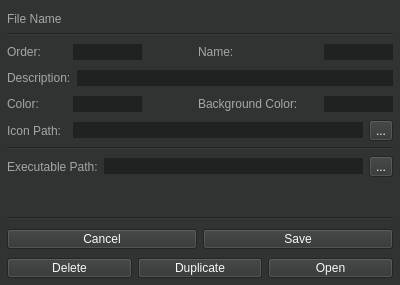
Old version of the form interface/option.ui in the repository qforquesadilla/outpost.
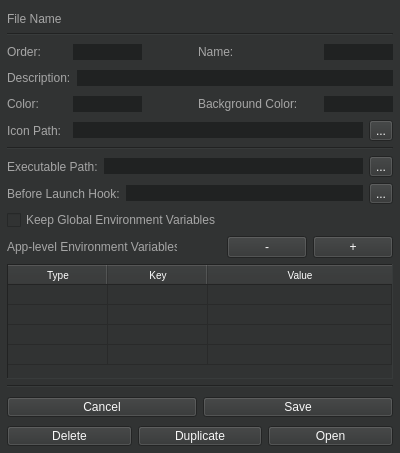
New version of the form.

Commit message: Add button commands and update interface

The edit to the form file:
```diff
--- a/interface/option.ui
+++ b/interface/option.ui
@@ -10,7 +10,7 @@
     <x>0</x>
     <y>0</y>
     <width>400</width>
-    <height>285</height>
+    <height>453</height>
    </rect>
   </property>
   <property name="minimumSize">
@@ -433,17 +433,296 @@
     </layout>
    </item>
    <item>
-    <spacer name="verticalSpacer">
-     <property name="orientation">
-      <enum>Qt::Vertical</enum>
+    <layout class="QHBoxLayout" name="beforeLaunchHookHBL">
+     <property name="spacing">
+      <number>6</number>
      </property>
-     <property name="sizeHint" stdset="0">
-      <size>
-       <width>20</width>
-       <height>40</height>
-      </size>
+     <item>
+      <widget class="QLabel" name="beforeLaunchHookL">
+       <property name="minimumSize">
+        <size>
+         <width>60</width>
+         <height>0</height>
+        </size>
+       </property>
+       <property name="layoutDirection">
+        <enum>Qt::RightToLeft</enum>
+       </property>
+       <property name="styleSheet">
+        <string notr="true">color: #a6a6a6;</string>
+       </property>
+       <property name="text">
+        <string>Before Launch Hook:</string>
+       </property>
+      </widget>
+     </item>
+     <item>
+      <widget class="QLineEdit" name="beforeLaunchHookLE">
+       <property name="styleSheet">
+        <string notr="true">background-color: #202222; color: #FFFFFF; selection-background-color:  #FFFFFF; selection-color: #202222</string>
+       </property>
+       <property name="text">
+        <string/>
+       </property>
+       <property name="frame">
+        <bool>false</bool>
+       </property>
+      </widget>
+     </item>
+     <item>
+      <widget class="QToolButton" name="beforeLaunchHookTB">
+       <property name="styleSheet">
+        <string notr="true">background-color: #313333; color: #f8f8f8;</string>
+       </property>
+       <property name="text">
+        <string>...</string>
+       </property>
+      </widget>
+     </item>
+    </layout>
+   </item>
+   <item>
+    <layout class="QHBoxLayout" name="keepOriginalEnvironHBL">
+     <property name="spacing">
+      <number>6</number>
      </property>
-    </spacer>
+     <item>
+      <widget class="QCheckBox" name="keepOriginalEnvironCB">
+       <property name="minimumSize">
+        <size>
+         <width>0</width>
+         <height>20</height>
+        </size>
+       </property>
+       <property name="styleSheet">
+        <string notr="true">color: #a6a6a6;</string>
+       </property>
+       <property name="text">
+        <string>Keep Global Environment Variables</string>
+       </property>
+      </widget>
+     </item>
+    </layout>
+   </item>
+   <item>
+    <layout class="QVBoxLayout" name="settingEnvironVBL" stretch="0,1">
+     <item>
+      <layout class="QHBoxLayout" name="settingEnvironHBL">
+       <property name="spacing">
+        <number>6</number>
+       </property>
+       <item>
+        <widget class="QLabel" name="settingEnvironL">
+         <property name="minimumSize">
+          <size>
+           <width>60</width>
+           <height>20</height>
+          </size>
+         </property>
+         <property name="layoutDirection">
+          <enum>Qt::RightToLeft</enum>
+         </property>
+         <property name="styleSheet">
+          <string notr="true">color: #a6a6a6;</string>
+         </property>
+         <property name="text">
+          <string>App-level Environment Variables:</string>
+         </property>
+        </widget>
+       </item>
+       <item>
+        <spacer name="settingEnvironS">
+         <property name="orientation">
+          <enum>Qt::Horizontal</enum>
+         </property>
+         <property name="sizeHint" stdset="0">
+          <size>
+           <width>50</width>
+           <height>20</height>
+          </size>
+         </property>
+        </spacer>
+       </item>
+       <item>
+        <widget class="QPushButton" name="settingEnvironAddPB">
+         <property name="minimumSize">
+          <size>
+           <width>0</width>
+           <height>0</height>
+          </size>
+         </property>
+         <property name="maximumSize">
+          <size>
+           <width>16777215</width>
+           <height>16777215</height>
+          </size>
+         </property>
+         <property name="styleSheet">
+          <string notr="true">background-color: #313333; color: #f8f8f8;</string>
+         </property>
+         <property name="text">
+          <string>-</string>
+         </property>
+        </widget>
+       </item>
+       <item>
+        <widget class="QPushButton" name="settingEnvironRemovePB">
+         <property name="minimumSize">
+          <size>
+           <width>0</width>
+           <height>0</height>
+          </size>
+         </property>
+         <property name="maximumSize">
+          <size>
+           <width>16777215</width>
+           <height>16777215</height>
+          </size>
+         </property>
+         <property name="styleSheet">
+          <string notr="true">background-color: #313333; color: #f8f8f8;</string>
+         </property>
+         <property name="text">
+          <string>+</string>
+         </property>
+        </widget>
+       </item>
+      </layout>
+     </item>
+     <item>
+      <widget class="QTableWidget" name="settingEnvironTW">
+       <property name="styleSheet">
+        <string notr="true">QHeaderView::section {
+    background-color: #313333;
+    color: #FFFFFF;
+    selection-background-color: #FFFFFF;
+    selection-color: #202222;
+    height: 20px;
+    font: 10px;
+}
+
+QTableView {
+background-color: #313333;
+color: #FFFFFF;
+}
+</string>
+       </property>
+       <property name="frameShape">
+        <enum>QFrame::Panel</enum>
+       </property>
+       <property name="verticalScrollBarPolicy">
+        <enum>Qt::ScrollBarAlwaysOff</enum>
+       </property>
+       <property name="horizontalScrollBarPolicy">
+        <enum>Qt::ScrollBarAlwaysOff</enum>
+       </property>
+       <property name="sizeAdjustPolicy">
+        <enum>QAbstractScrollArea::AdjustToContents</enum>
+       </property>
+       <property name="autoScroll">
+        <bool>true</bool>
+       </property>
+       <property name="autoScrollMargin">
+        <number>10</number>
+       </property>
+       <property name="dragEnabled">
+        <bool>false</bool>
+       </property>
+       <property name="alternatingRowColors">
+        <bool>false</bool>
+       </property>
+       <property name="selectionMode">
+        <enum>QAbstractItemView::SingleSelection</enum>
+       </property>
+       <property name="selectionBehavior">
+        <enum>QAbstractItemView::SelectRows</enum>
+       </property>
+       <property name="textElideMode">
+        <enum>Qt::ElideLeft</enum>
+       </property>
+       <property name="showGrid">
+        <bool>true</bool>
+       </property>
+       <property name="gridStyle">
+        <enum>Qt::SolidLine</enum>
+       </property>
+       <property name="sortingEnabled">
+        <bool>true</bool>
+       </property>
+       <attribute name="horizontalHeaderCascadingSectionResizes">
+        <bool>true</bool>
+       </attribute>
+       <attribute name="horizontalHeaderDefaultSectionSize">
+        <number>100</number>
+       </attribute>
+       <attribute name="horizontalHeaderHighlightSections">
+        <bool>false</bool>
+       </attribute>
+       <attribute name="horizontalHeaderMinimumSectionSize">
+        <number>30</number>
+       </attribute>
+       <attribute name="horizontalHeaderStretchLastSection">
+        <bool>true</bool>
+       </attribute>
+       <attribute name="verticalHeaderVisible">
+        <bool>false</bool>
+       </attribute>
+       <attribute name="verticalHeaderCascadingSectionResizes">
+        <bool>true</bool>
+       </attribute>
+       <attribute name="verticalHeaderDefaultSectionSize">
+        <number>20</number>
+       </attribute>
+       <attribute name="verticalHeaderShowSortIndicator" stdset="0">
+        <bool>false</bool>
+       </attribute>
+       <attribute name="verticalHeaderStretchLastSection">
+        <bool>false</bool>
+       </attribute>
+       <row>
+        <property name="text">
+         <string>test1</string>
+        </property>
+       </row>
+       <row>
+        <property name="text">
+         <string>test2</string>
+        </property>
+       </row>
+       <row>
+        <property name="text">
+         <string>test3</string>
+        </property>
+       </row>
+       <row>
+        <property name="text">
+         <string>test4</string>
+        </property>
+       </row>
+       <column>
+        <property name="text">
+         <string>Type</string>
+        </property>
+        <property name="font">
+         <font>
+          <weight>50</weight>
+          <bold>false</bold>
+         </font>
+        </property>
+       </column>
+       <column>
+        <property name="text">
+         <string>Key</string>
+        </property>
+       </column>
+       <column>
+        <property name="text">
+         <string>Value</string>
+        </property>
+       </column>
+      </widget>
+     </item>
+    </layout>
    </item>
    <item>
     <widget class="Line" name="buttonsSP">
```
Left out of the diff: 14 changed lines with no effect on the pictures. The commit also changes 6 other files.
